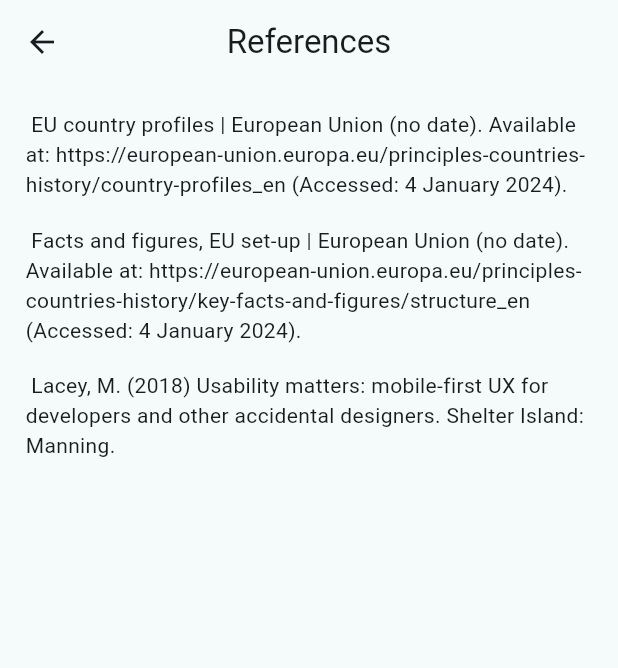
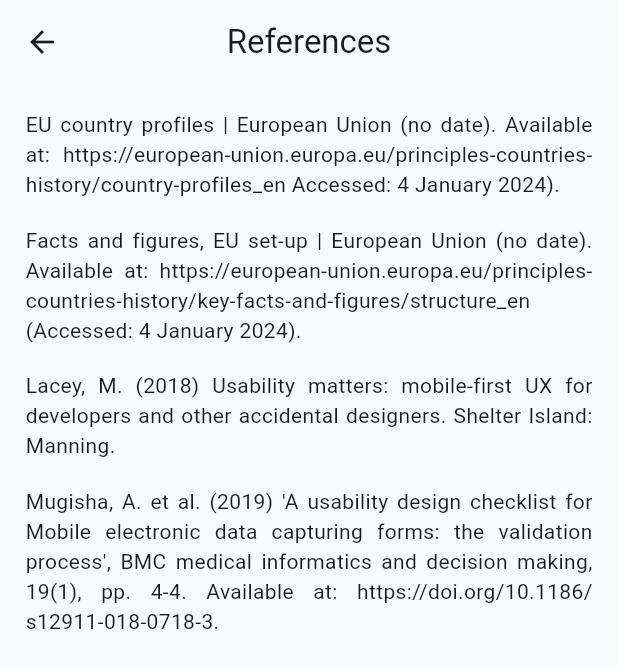
Before and after one commit to marek-jakub/usable_design, a Flutter app: the ReferencesScreen screen opened by its route, on a phone screen of 412 x 824 dp. Shown: the top 668 px of the screen. Run offline on Flutter 3.47's test engine with Material 3 defaults, Android fonts, the phone set to English and light mode, and no system bars.

Commit message:
Add and update references.

```diff
--- a/lib/data/references.dart
+++ b/lib/data/references.dart
@@ -1,19 +1,18 @@
 class References {
   List<String> references = [
-    '''
-    EU country profiles | European Union (no date). Available at:
-    https://european-union.europa.eu/principles-countries-history/country-profiles_en
-    (Accessed: 4 January 2024).
-    ''',
-    '''
-    Facts and figures, EU set-up | European Union (no date). Available at:
-    https://european-union.europa.eu/principles-countries-history/key-facts-and-figures/structure_en
-    (Accessed: 4 January 2024).
-    ''',
-    '''
-    Lacey, M. (2018) Usability matters: mobile-first UX for developers and
-    other accidental designers. Shelter Island: Manning.
-    ''',
+    'EU country profiles | European Union (no date). Available at: '
+        'https://european-union.europa.eu/principles-countries-history/'
+        'country-profiles_en Accessed: 4 January 2024).',
+    'Facts and figures, EU set-up | European Union (no date). '
+        'Available at: https://european-union.europa.eu/principles-'
+        'countries-history/key-facts-and-figures/structure_en '
+        '(Accessed: 4 January 2024).',
+    'Lacey, M. (2018) Usability matters: mobile-first UX for developers '
+        'and other accidental designers. Shelter Island: Manning.',
+    "Mugisha, A. et al. (2019) 'A usability design checklist for "
+        "Mobile electronic data capturing forms: the validation process', "
+        'BMC medical informatics and decision making, 19(1), pp. 4-4. '
+        'Available at: https://doi.org/10.1186/s12911-018-0718-3.'
   ];
 
   List<String> get getReferences => references;
--- a/lib/screens/references_screen.dart
+++ b/lib/screens/references_screen.dart
@@ -21,7 +21,10 @@ class ReferencesScreen extends StatelessWidget {
             final reference = references[index];
             return Padding(
               padding: const EdgeInsets.all(1.0),
-              child: Text(_formatText(reference)),
+              child: Text(
+                reference,
+                textAlign: TextAlign.justify,
+              ),
             );
           },
           separatorBuilder: (context, index) {
@@ -31,12 +34,4 @@ class ReferencesScreen extends StatelessWidget {
       ),
     );
   }
-
-  String _formatText(String question) {
-    final extraWhiteSpace = RegExp(r'(?! )\s+| \s+');
-    question = question.replaceAll('\n', '');
-    question = question.replaceAll(extraWhiteSpace, ' ');
-
-    return question;
-  }
 }
```
